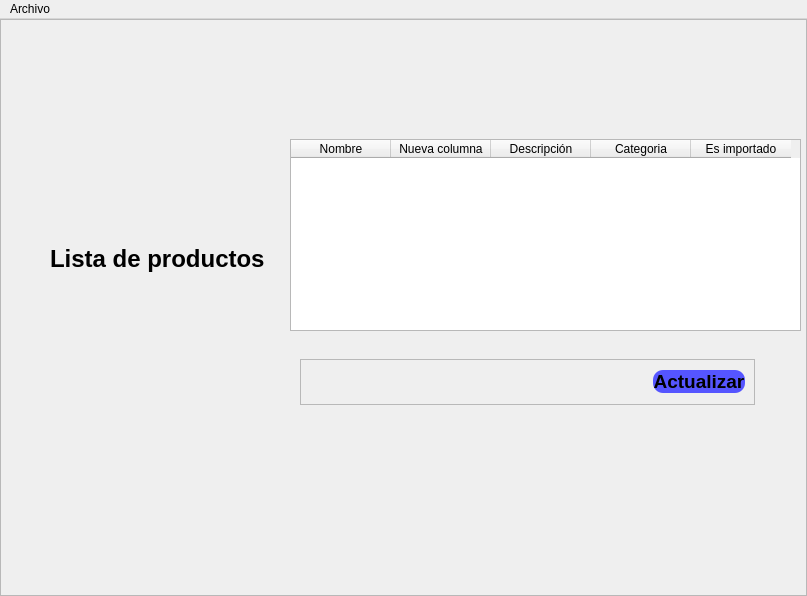
Before: the Qt Designer form ui/main/main.ui in rojasadrian012/pyqt6, drawn with Qt 5.
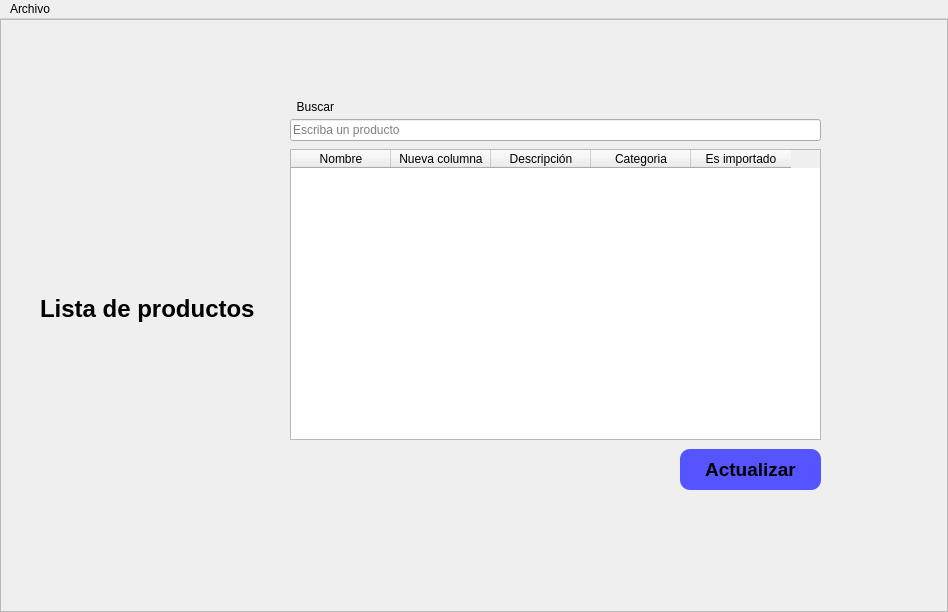
After: the same form once the commit is applied. Icons and pictures are not drawn.

```diff
--- a/ui/main/main.ui
+++ b/ui/main/main.ui
@@ -6,8 +6,8 @@
    <rect>
     <x>0</x>
     <y>0</y>
-    <width>807</width>
-    <height>596</height>
+    <width>948</width>
+    <height>612</height>
    </rect>
   </property>
   <property name="windowTitle">
@@ -18,10 +18,7 @@
     <normaloff>C:/Users/Adrian/Downloads/inventario-disponible.png</normaloff>C:/Users/Adrian/Downloads/inventario-disponible.png</iconset>
   </property>
   <widget class="QWidget" name="centralwidget">
-   <layout class="QVBoxLayout" name="verticalLayout">
-    <property name="spacing">
-     <number>0</number>
-    </property>
+   <layout class="QGridLayout" name="gridLayout">
     <property name="leftMargin">
      <number>0</number>
     </property>
@@ -34,7 +31,7 @@
     <property name="bottomMargin">
      <number>0</number>
     </property>
-    <item>
+    <item row="0" column="0">
      <widget class="QFrame" name="frame">
       <property name="styleSheet">
        <string notr="true"/>
@@ -49,9 +46,9 @@
        <property name="geometry">
         <rect>
          <x>290</x>
-         <y>120</y>
-         <width>511</width>
-         <height>192</height>
+         <y>130</y>
+         <width>531</width>
+         <height>291</height>
         </rect>
        </property>
        <column>
@@ -83,8 +80,8 @@
       <widget class="QLabel" name="label_5">
        <property name="geometry">
         <rect>
-         <x>50</x>
-         <y>220</y>
+         <x>40</x>
+         <y>270</y>
          <width>221</width>
          <height>41</height>
         </rect>
@@ -100,65 +97,12 @@
 &lt;p style=&quot; margin-top:0px; margin-bottom:0px; margin-left:0px; margin-right:0px; -qt-block-indent:0; text-indent:0px;&quot;&gt;&lt;span style=&quot; font-size:18pt; font-weight:700; color:#000000;&quot;&gt;Lista de productos&lt;/span&gt;&lt;/p&gt;&lt;/body&gt;&lt;/html&gt;</string>
        </property>
       </widget>
-      <widget class="QFrame" name="frame_2">
-       <property name="geometry">
-        <rect>
-         <x>300</x>
-         <y>340</y>
-         <width>455</width>
-         <height>46</height>
-        </rect>
-       </property>
-       <property name="frameShape">
-        <enum>QFrame::Shape::StyledPanel</enum>
-       </property>
-       <property name="frameShadow">
-        <enum>QFrame::Shadow::Raised</enum>
-       </property>
-       <layout class="QHBoxLayout" name="horizontalLayout">
-        <item>
-         <spacer name="horizontalSpacer">
-          <property name="orientation">
-           <enum>Qt::Orientation::Horizontal</enum>
-          </property>
-          <property name="sizeHint" stdset="0">
-           <size>
-            <width>432</width>
-            <height>20</height>
-           </size>
-          </property>
-         </spacer>
-        </item>
-        <item>
-         <widget class="QPushButton" name="btnUpdateTable">
-          <property name="font">
-           <font>
-            <pointsize>14</pointsize>
-            <bold>true</bold>
-           </font>
-          </property>
-          <property name="cursor">
-           <cursorShape>PointingHandCursor</cursorShape>
-          </property>
-          <property name="styleSheet">
-           <string notr="true">color: rgb(0, 0, 0);
-border-radius: 10px;
-border: none;
-background-color: rgb(85, 85, 255);</string>
-          </property>
-          <property name="text">
-           <string>Actualizar</string>
-          </property>
-         </widget>
-        </item>
-       </layout>
-      </widget>
       <widget class="QLabel" name="label">
        <property name="geometry">
         <rect>
          <x>100</x>
-         <y>130</y>
-         <width>91</width>
+         <y>190</y>
+         <width>81</width>
          <height>81</height>
         </rect>
        </property>
@@ -184,6 +128,60 @@
         <bool>true</bool>
        </property>
       </widget>
+      <widget class="QPushButton" name="btnUpdateTable">
+       <property name="geometry">
+        <rect>
+         <x>680</x>
+         <y>430</y>
+         <width>141</width>
+         <height>41</height>
+        </rect>
+       </property>
+       <property name="font">
+        <font>
+         <pointsize>14</pointsize>
+         <bold>true</bold>
+        </font>
+       </property>
+       <property name="cursor">
+        <cursorShape>PointingHandCursor</cursorShape>
+       </property>
+       <property name="styleSheet">
+        <string notr="true">color: rgb(0, 0, 0);
+border-radius: 10px;
+border: none;
+background-color: rgb(85, 85, 255);</string>
+       </property>
+       <property name="text">
+        <string>Actualizar</string>
+       </property>
+      </widget>
+      <widget class="QLineEdit" name="qleSearch">
+       <property name="geometry">
+        <rect>
+         <x>290</x>
+         <y>100</y>
+         <width>531</width>
+         <height>22</height>
+        </rect>
+       </property>
+       <property name="placeholderText">
+        <string>Escriba un producto</string>
+       </property>
+      </widget>
+      <widget class="QLabel" name="label_2">
+       <property name="geometry">
+        <rect>
+         <x>290</x>
+         <y>80</y>
+         <width>49</width>
+         <height>16</height>
+        </rect>
+       </property>
+       <property name="text">
+        <string>  Buscar</string>
+       </property>
+      </widget>
      </widget>
     </item>
    </layout>
@@ -193,7 +191,7 @@
     <rect>
      <x>0</x>
      <y>0</y>
-     <width>807</width>
+     <width>948</width>
      <height>33</height>
     </rect>
    </property>
```
